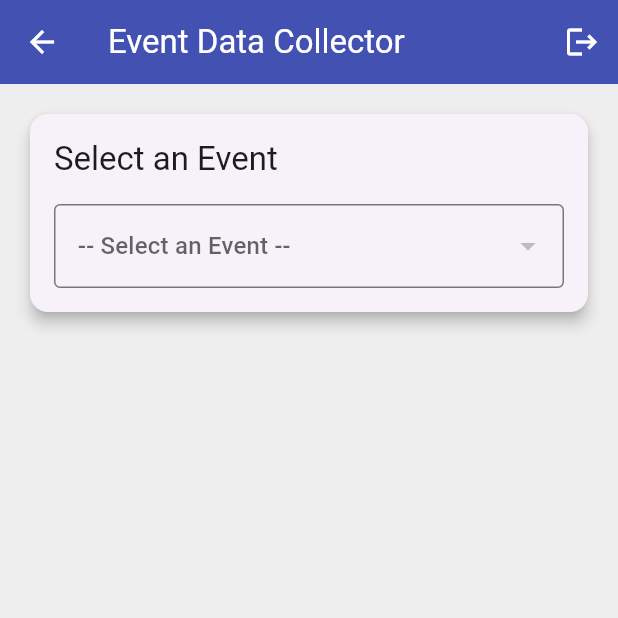
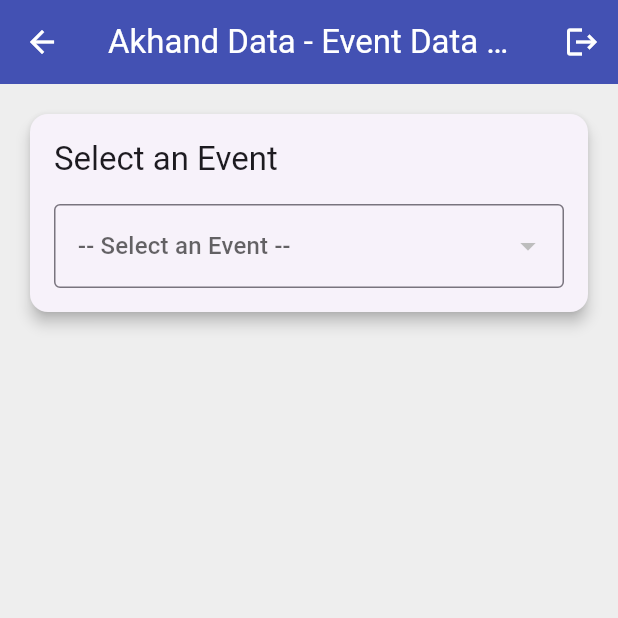
Before and after one commit to Akhand-Replit/flutter-akhand-voterapp, a Flutter app: the EventCollectorPage screen opened directly, after a tap on the "logout" icon, on a phone screen of 412 x 824 dp, the top half of it. Run offline on Flutter 3.47's test engine with Material 3 defaults, Android fonts, the phone set to English and light mode, and no system bars; our stand-ins replace shared_preferences; accounts and stored records are empty; network calls fail.

Commit message:
Add files via upload

```diff
--- a/lib/main.dart
+++ b/lib/main.dart
@@ -19,7 +19,7 @@ class MyApp extends StatelessWidget {
   @override
   Widget build(BuildContext context) {
     return MaterialApp(
-      title: 'Voter Data Collector',
+      title: 'Akhand Data',
       theme: ThemeData(
         primarySwatch: Colors.indigo,
         visualDensity: VisualDensity.adaptivePlatformDensity,
--- a/lib/screens/event_collector_page.dart
+++ b/lib/screens/event_collector_page.dart
@@ -61,7 +61,7 @@ class _EventCollectorPageState extends State<EventCollectorPage> {
   Widget build(BuildContext context) {
     return Scaffold(
       appBar: AppBar(
-        title: const Text('Event Data Collector'),
+        title: const Text('Akhand Data - Event Data Collector'),
         actions: [
           IconButton(
             icon: const Icon(Icons.logout),
--- a/lib/screens/login_page.dart
+++ b/lib/screens/login_page.dart
@@ -70,7 +70,7 @@ class _LoginPageState extends State<LoginPage> {
                       ),
                       const SizedBox(height: 8),
                       Text(
-                        'Login to access the Voter Data Collector',
+                        'Login to access the Data Collector',
                         style: Theme.of(context).textTheme.bodyMedium,
                         textAlign: TextAlign.center,
                       ),
--- a/lib/services/api_service.dart
+++ b/lib/services/api_service.dart
@@ -200,6 +200,7 @@ class Event {
 class Record {
   final int id;
   final String naam;
+  final String? kromikNo; // ADDED
   final String? voterNo;
   final String? pitarNaam;
   final String? matarNaam;
@@ -207,7 +208,6 @@ class Record {
   final String? batchName;
   final List<String> eventNames;
   final String? pesha;
-  // --- NEW FIELDS ADDED ---
   final String? phoneNumber;
   final String? whatsappNumber;
 
@@ -215,6 +215,7 @@ class Record {
   Record({
     required this.id,
     required this.naam,
+    this.kromikNo, // ADDED
     this.voterNo,
     this.pitarNaam,
     this.matarNaam,
@@ -230,6 +231,7 @@ class Record {
     return Record(
       id: json['id'],
       naam: json['naam'] ?? 'N/A',
+      kromikNo: json['kromik_no'], // ADDED
       voterNo: json['voter_no'],
       pitarNaam: json['pitar_naam'],
       matarNaam: json['matar_naam'],
```
Also changed, not shown: lib/screens/add_record_modal.dart (+8 -2 lines), pubspec.yaml (+7 -0 lines), assets/logo.png (added), pubspec.lock, 6 other files.
